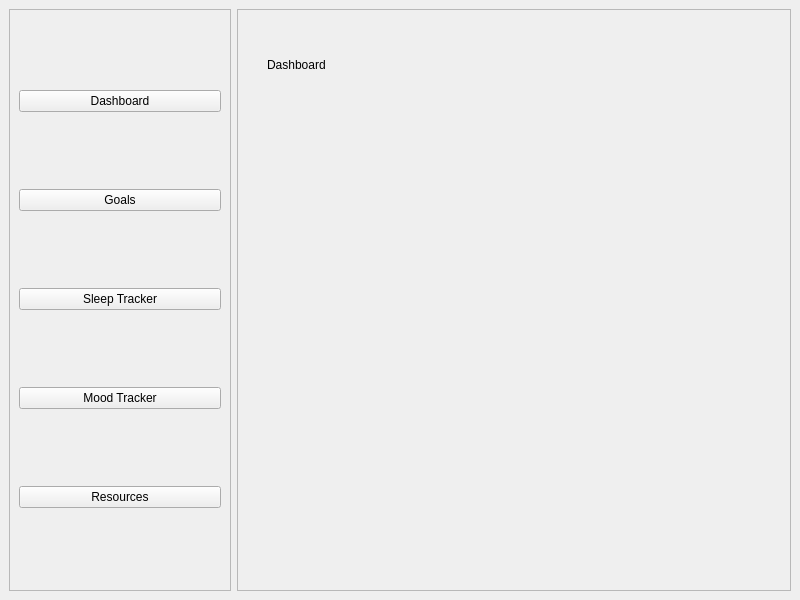
Before: the Qt Designer form source_code/homescreen.ui in suwubham/sirani, drawn with Qt 5.
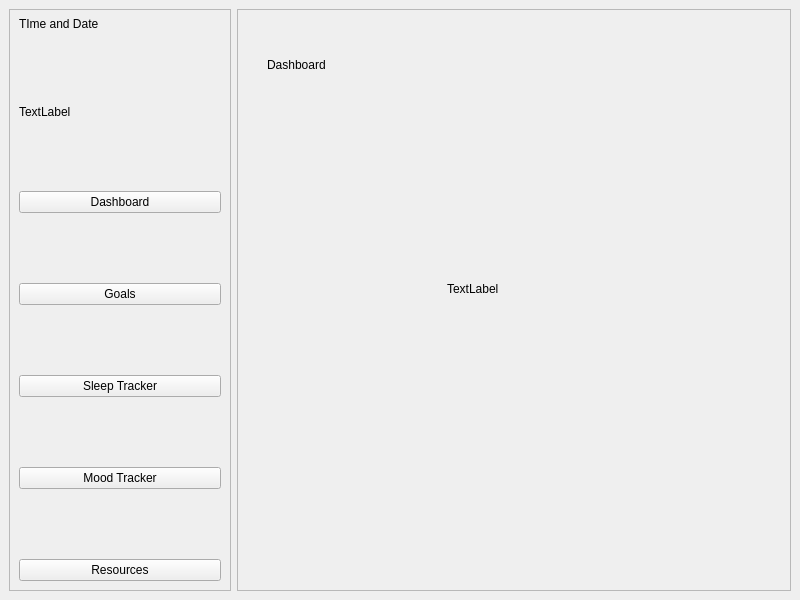
After: the same form once the commit is applied.

Commit message: added date and time

```diff
--- a/source_code/homescreen.ui
+++ b/source_code/homescreen.ui
@@ -27,6 +27,26 @@
        <enum>QFrame::Raised</enum>
       </property>
       <layout class="QVBoxLayout" name="verticalLayout">
+       <property name="spacing">
+        <number>70</number>
+       </property>
+       <property name="topMargin">
+        <number>5</number>
+       </property>
+       <item>
+        <widget class="QLabel" name="Clock">
+         <property name="text">
+          <string>TIme and Date</string>
+         </property>
+        </widget>
+       </item>
+       <item>
+        <widget class="QLabel" name="Date">
+         <property name="text">
+          <string>TextLabel</string>
+         </property>
+        </widget>
+       </item>
        <item>
         <widget class="QPushButton" name="pushButton_2">
          <property name="text">
@@ -90,6 +110,19 @@
             <string>Dashboard</string>
            </property>
           </widget>
+          <widget class="QLabel" name="label_6">
+           <property name="geometry">
+            <rect>
+             <x>200</x>
+             <y>260</y>
+             <width>63</width>
+             <height>20</height>
+            </rect>
+           </property>
+           <property name="text">
+            <string>TextLabel</string>
+           </property>
+          </widget>
          </widget>
          <widget class="QWidget" name="Goals">
           <widget class="QLabel" name="label_2">
```
The commit also changes 3 other files.
